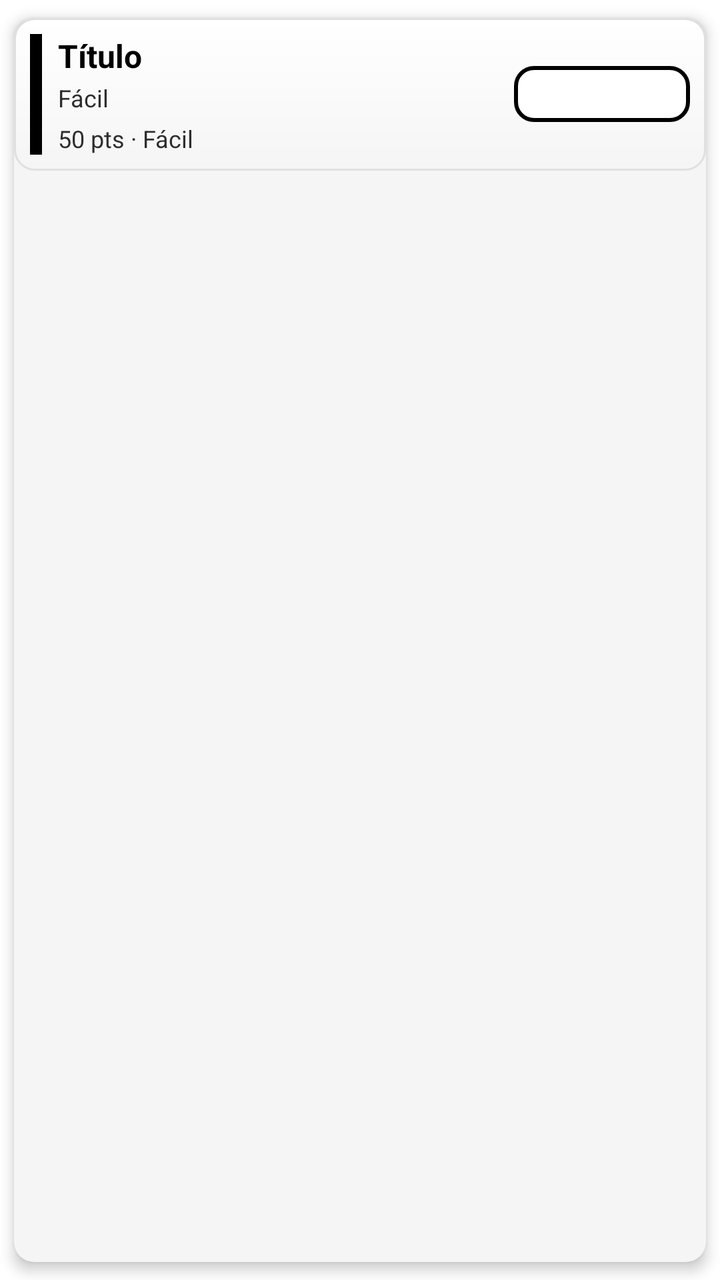
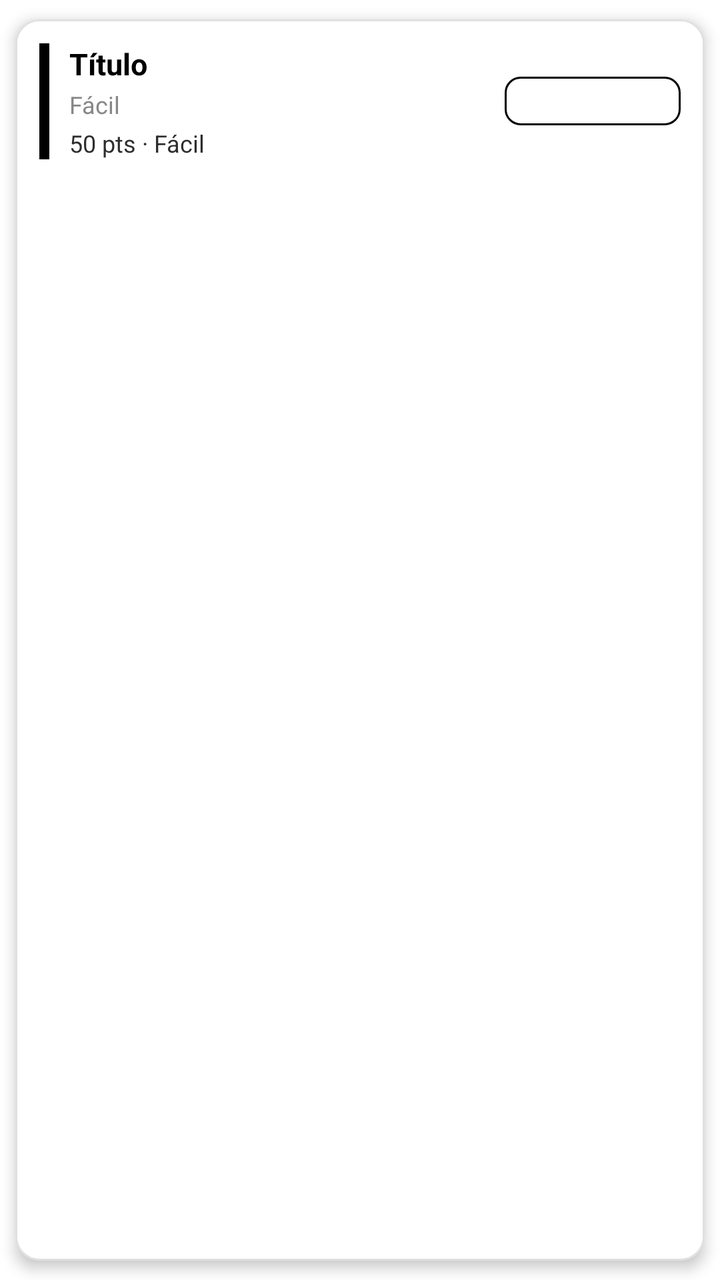

Two renders of the same Android screen: before a commit and after it. Below are the layout's source before the change and the commit's diff.
<!-- AndroidManifest.xml: application theme Theme.TFG -->
<!-- res/layout/item_tarea.xml -->
<?xml version="1.0" encoding="utf-8"?>
<androidx.cardview.widget.CardView xmlns:android="http://schemas.android.com/apk/res/android"
    xmlns:app="http://schemas.android.com/apk/res-auto"
    android:id="@+id/cardRoot"
    android:layout_width="match_parent"
    android:layout_height="wrap_content"
    android:layout_margin="6dp"
    app:cardCornerRadius="10dp"
    app:cardUseCompatPadding="true"
    app:cardElevation="4dp"
    android:layout_marginTop="20dp"
    android:foregroundTintMode="src_over"
    app:cardBackgroundColor="@color/superficie_variant">

    <LinearLayout
        android:layout_width="match_parent"
        android:layout_height="wrap_content"
        android:orientation="horizontal"
        android:padding="8dp"
        android:gravity="center_vertical"
        android:background="@drawable/bg_item_tarea"
        android:foreground="?attr/selectableItemBackground">

        <View
            android:id="@+id/vIndicator"
            android:layout_width="6dp"
            android:layout_height="match_parent"
            android:layout_marginEnd="8dp"
            android:background="@color/primario"
            android:contentDescription="" />

        <LinearLayout
            android:layout_width="0dp"
            android:layout_height="wrap_content"
            android:layout_weight="1"
            android:orientation="vertical">

            <TextView
                android:id="@+id/tvTituloTarea"
                android:layout_width="wrap_content"
                android:layout_height="wrap_content"
                android:text="@string/titulo_tarea_ejemplo"
                android:textColor="@color/texto_principal"
                android:textStyle="bold"
                android:textSize="16sp"
                android:contentDescription="@string/titulo_tarea_ejemplo" />

            <TextView
                android:id="@+id/tvDificultad"
                android:layout_width="wrap_content"
                android:layout_height="wrap_content"
                android:text="@string/dificultad_facil"
                android:textColor="@color/texto_secundario"
                android:textSize="12sp"
                android:layout_marginTop="2dp" />

            <TextView
                android:id="@+id/tvMetaTarea"
                android:layout_width="wrap_content"
                android:layout_height="wrap_content"
                android:text="@string/meta_tarea_ejemplo"
                android:textColor="@color/texto_secundario"
                android:textSize="12sp"
                android:layout_marginTop="4dp" />

            <TextView
                android:id="@+id/tvAsignado"
                android:layout_width="wrap_content"
                android:layout_height="wrap_content"
                android:text="@string/asignado_por_defecto"
                android:textColor="@color/texto_secundario"
                android:textSize="12sp"
                android:layout_marginTop="4dp"
                android:visibility="gone" />
        </LinearLayout>

        <Button
            android:id="@+id/btnAccionTarea"
            android:layout_width="wrap_content"
            android:layout_height="wrap_content"
            style="@style/Widget.TFG.Boton.Contorno"
            android:text=""
            android:textColor="@color/texto_principal"
            android:contentDescription="" />

    </LinearLayout>

</androidx.cardview.widget.CardView>
<!-- resources referenced by this layout -->
<resources>
  <color name="superficie_variant">#F5F5F5</color>
  <!-- drawable bg_item_tarea (drawable) -->
  <?xml version="1.0" encoding="utf-8"?>
  <layer-list xmlns:android="http://schemas.android.com/apk/res/android">
      <item android:bottom="2dp">
          <shape android:shape="rectangle">
              <solid android:color="#22000000" />
              <corners android:radius="10dp" />
          </shape>
      </item>
      <item>
          <shape android:shape="rectangle">
              <gradient android:startColor="@color/superficie" android:endColor="@color/superficie_variant" android:angle="270" />
              <corners android:radius="10dp" />
              <stroke android:width="1dp" android:color="@color/divisor" />
              <padding android:left="12dp" android:top="10dp" android:right="12dp" android:bottom="10dp" />
          </shape>
      </item>
  </layer-list>
  <style name="Widget.TFG.Boton.Contorno" parent="Widget.MaterialComponents.Button.OutlinedButton">
          
          <item name="cornerRadius">10dp</item>
          <item name="strokeColor">@color/negro</item>
          <item name="strokeWidth">2dp</item>
          <item name="backgroundTint">@color/white</item>
          <item name="android:textColor">@color/texto_principal</item>
          <item name="android:paddingLeft">16dp</item>
          <item name="android:paddingRight">16dp</item>
          <item name="android:minHeight">40dp</item>
      </style>
  <style name="Tema.TFG.Moderno" parent="Theme.MaterialComponents.DayNight.NoActionBar">
          
          <item name="colorPrimary">@color/primario</item>
          <item name="colorOnPrimary">@color/on_acento</item>
          <item name="android:colorBackground">@color/fondo</item>
          <item name="colorSurface">@color/superficie</item>
          <item name="colorOnSurface">@color/texto_principal</item>
          <item name="android:statusBarColor">@color/white</item>
          <item name="materialCardViewStyle">@style/Widget.TFG.Tarjeta</item>
  
          
          <item name="android:textColor">@color/texto_principal</item>
          <item name="android:textColorSecondary">@color/texto_secundario</item>
          <item name="android:editTextStyle">@style/Widget.TFG.EditText</item>
          <item name="textAppearanceBody1">@style/TextAppearance.TFG.Cuerpo</item>
          <item name="textAppearanceHeadline6">@style/TextAppearance.TFG.Titulo</item>
      </style>
  <style name="Widget.TFG.Tarjeta" parent="Widget.MaterialComponents.CardView">
          <item name="cardCornerRadius">12dp</item>
          <item name="cardUseCompatPadding">true</item>
          <item name="cardPreventCornerOverlap">false</item>
          <item name="cardBackgroundColor">@color/gris_claro</item>
          <item name="android:stateListAnimator">@animator/btn_state_animator</item>
          <item name="strokeColor">@color/negro</item>
          <item name="strokeWidth">2dp</item>
      </style>
  <style name="Widget.TFG.EditText" parent="@style/Widget.MaterialComponents.TextInputEditText.OutlinedBox">
          <item name="android:textColor">@color/texto_principal</item>
          <item name="android:textColorHint">@color/texto_secundario</item>
          
          <item name="android:padding">10dp</item>
          <item name="android:background">@drawable/bg_rounded_card</item>
      </style>
  <style name="TextAppearance.TFG.Cuerpo" parent="TextAppearance.MaterialComponents.Body1">
          <item name="android:textColor">@color/texto_secundario</item>
      </style>
  <style name="TextAppearance.TFG.Titulo" parent="TextAppearance.MaterialComponents.Headline6">
          <item name="android:textColor">@color/texto_principal</item>
      </style>
  <color name="gris_claro">#BDBDBD</color>
  <!-- drawable bg_rounded_card (drawable) -->
  <?xml version="1.0" encoding="utf-8"?>
  <layer-list xmlns:android="http://schemas.android.com/apk/res/android">
      
      <item android:top="2dp" android:left="0dp" android:right="0dp" android:bottom="0dp">
          <shape android:shape="rectangle">
              <solid android:color="#22000000" />
              <corners android:radius="12dp" />
          </shape>
      </item>
      
      <item android:top="0dp" android:left="0dp" android:right="0dp" android:bottom="2dp">
          <shape android:shape="rectangle">
              <solid android:color="@color/superficie" />
              <corners android:radius="12dp" />
              <stroke android:width="1dp" android:color="@color/negro" />
              <padding android:left="8dp" android:top="8dp" android:right="8dp" android:bottom="8dp" />
          </shape>
      </item>
  </layer-list>
  <!-- unchanged entries left out for length: 14 -->
</resources>

<!-- the commit's change to res/layout/item_tarea.xml (unified diff, before → after) -->
@@ -1,34 +1,38 @@
 <?xml version="1.0" encoding="utf-8"?>
-<androidx.cardview.widget.CardView xmlns:android="http://schemas.android.com/apk/res/android"
+<com.google.android.material.card.MaterialCardView
+    xmlns:android="http://schemas.android.com/apk/res/android"
     xmlns:app="http://schemas.android.com/apk/res-auto"
     android:id="@+id/cardRoot"
     android:layout_width="match_parent"
     android:layout_height="wrap_content"
-    android:layout_margin="6dp"
-    app:cardCornerRadius="10dp"
-    app:cardUseCompatPadding="true"
+    android:layout_marginHorizontal="4dp"
+    android:layout_marginVertical="5dp"
+    app:cardCornerRadius="12dp"
     app:cardElevation="4dp"
-    android:layout_marginTop="20dp"
-    android:foregroundTintMode="src_over"
-    app:cardBackgroundColor="@color/superficie_variant">
+    app:cardBackgroundColor="@color/white"
+    app:strokeColor="@color/divisor"
+    app:strokeWidth="1dp"
+    app:rippleColor="#1A000000">
 
     <LinearLayout
         android:layout_width="match_parent"
         android:layout_height="wrap_content"
         android:orientation="horizontal"
-        android:padding="8dp"
+        android:padding="12dp"
         android:gravity="center_vertical"
-        android:background="@drawable/bg_item_tarea"
         android:foreground="?attr/selectableItemBackground">
 
+        
         <View
             android:id="@+id/vIndicator"
-            android:layout_width="6dp"
+            android:layout_width="5dp"
             android:layout_height="match_parent"
-            android:layout_marginEnd="8dp"
+            android:layout_marginEnd="10dp"
+            android:minHeight="48dp"
             android:background="@color/primario"
             android:contentDescription="" />
 
+        
         <LinearLayout
             android:layout_width="0dp"
             android:layout_height="wrap_content"
@@ -42,7 +46,7 @@
                 android:text="@string/titulo_tarea_ejemplo"
                 android:textColor="@color/texto_principal"
                 android:textStyle="bold"
-                android:textSize="16sp"
+                android:textSize="15sp"
                 android:contentDescription="@string/titulo_tarea_ejemplo" />
 
             <TextView
@@ -50,7 +54,7 @@
                 android:layout_width="wrap_content"
                 android:layout_height="wrap_content"
                 android:text="@string/dificultad_facil"
-                android:textColor="@color/texto_secundario"
+                android:textColor="@color/gris"
                 android:textSize="12sp"
                 android:layout_marginTop="2dp" />
 
@@ -61,28 +65,36 @@
                 android:text="@string/meta_tarea_ejemplo"
                 android:textColor="@color/texto_secundario"
                 android:textSize="12sp"
-                android:layout_marginTop="4dp" />
+                android:layout_marginTop="3dp" />
 
             <TextView
                 android:id="@+id/tvAsignado"
                 android:layout_width="wrap_content"
                 android:layout_height="wrap_content"
                 android:text="@string/asignado_por_defecto"
-                android:textColor="@color/texto_secundario"
-                android:textSize="12sp"
-                android:layout_marginTop="4dp"
+                android:textColor="@color/gris"
+                android:textSize="11sp"
+                android:layout_marginTop="3dp"
                 android:visibility="gone" />
         </LinearLayout>
 
-        <Button
+        
+        <com.google.android.material.button.MaterialButton
             android:id="@+id/btnAccionTarea"
             android:layout_width="wrap_content"
             android:layout_height="wrap_content"
-            style="@style/Widget.TFG.Boton.Contorno"
+            android:layout_marginStart="8dp"
+            style="@style/Widget.MaterialComponents.Button.OutlinedButton"
+            app:cornerRadius="8dp"
+            app:strokeColor="@color/negro"
+            app:strokeWidth="1dp"
+            android:textColor="@color/texto_principal"
+            android:textSize="12sp"
             android:text=""
-            android:textColor="@color/texto_principal"
+            android:textAllCaps="false"
+            android:minHeight="36dp"
             android:contentDescription="" />
 
     </LinearLayout>
 
-</androidx.cardview.widget.CardView>
+</com.google.android.material.card.MaterialCardView>
<!-- resource entries referenced after the edit -->
@@ -1,35 +1,6 @@
 <!-- resources referenced by this layout -->
 <resources>
-  <color name="superficie_variant">#F5F5F5</color>
-  <!-- drawable bg_item_tarea (drawable) -->
-  <?xml version="1.0" encoding="utf-8"?>
-  <layer-list xmlns:android="http://schemas.android.com/apk/res/android">
-      <item android:bottom="2dp">
-          <shape android:shape="rectangle">
-              <solid android:color="#22000000" />
-              <corners android:radius="10dp" />
-          </shape>
-      </item>
-      <item>
-          <shape android:shape="rectangle">
-              <gradient android:startColor="@color/superficie" android:endColor="@color/superficie_variant" android:angle="270" />
-              <corners android:radius="10dp" />
-              <stroke android:width="1dp" android:color="@color/divisor" />
-              <padding android:left="12dp" android:top="10dp" android:right="12dp" android:bottom="10dp" />
-          </shape>
-      </item>
-  </layer-list>
-  <style name="Widget.TFG.Boton.Contorno" parent="Widget.MaterialComponents.Button.OutlinedButton">
-          
-          <item name="cornerRadius">10dp</item>
-          <item name="strokeColor">@color/negro</item>
-          <item name="strokeWidth">2dp</item>
-          <item name="backgroundTint">@color/white</item>
-          <item name="android:textColor">@color/texto_principal</item>
-          <item name="android:paddingLeft">16dp</item>
-          <item name="android:paddingRight">16dp</item>
-          <item name="android:minHeight">40dp</item>
-      </style>
+  <color name="gris">#888888</color>
   <style name="Tema.TFG.Moderno" parent="Theme.MaterialComponents.DayNight.NoActionBar">
           
           <item name="colorPrimary">@color/primario</item>
@@ -39,57 +10,70 @@
           <item name="colorOnSurface">@color/texto_principal</item>
           <item name="android:statusBarColor">@color/white</item>
           <item name="materialCardViewStyle">@style/Widget.TFG.Tarjeta</item>
-  
           
           <item name="android:textColor">@color/texto_principal</item>
           <item name="android:textColorSecondary">@color/texto_secundario</item>
           <item name="android:editTextStyle">@style/Widget.TFG.EditText</item>
           <item name="textAppearanceBody1">@style/TextAppearance.TFG.Cuerpo</item>
           <item name="textAppearanceHeadline6">@style/TextAppearance.TFG.Titulo</item>
+          
+          <item name="bottomNavigationStyle">@style/Widget.TFG.BottomNav</item>
       </style>
   <style name="Widget.TFG.Tarjeta" parent="Widget.MaterialComponents.CardView">
           <item name="cardCornerRadius">12dp</item>
           <item name="cardUseCompatPadding">true</item>
-          <item name="cardPreventCornerOverlap">false</item>
-          <item name="cardBackgroundColor">@color/gris_claro</item>
-          <item name="android:stateListAnimator">@animator/btn_state_animator</item>
-          <item name="strokeColor">@color/negro</item>
-          <item name="strokeWidth">2dp</item>
+          <item name="cardElevation">4dp</item>
+          <item name="cardBackgroundColor">@color/white</item>
+          <item name="strokeColor">@color/divisor</item>
+          <item name="strokeWidth">1dp</item>
       </style>
   <style name="Widget.TFG.EditText" parent="@style/Widget.MaterialComponents.TextInputEditText.OutlinedBox">
           <item name="android:textColor">@color/texto_principal</item>
-          <item name="android:textColorHint">@color/texto_secundario</item>
-          
-          <item name="android:padding">10dp</item>
-          <item name="android:background">@drawable/bg_rounded_card</item>
+          <item name="android:textColorHint">@color/gris</item>
+          <item name="android:background">@drawable/bg_input_campo</item>
+          <item name="android:padding">12dp</item>
       </style>
   <style name="TextAppearance.TFG.Cuerpo" parent="TextAppearance.MaterialComponents.Body1">
           <item name="android:textColor">@color/texto_secundario</item>
+          <item name="android:textSize">14sp</item>
       </style>
   <style name="TextAppearance.TFG.Titulo" parent="TextAppearance.MaterialComponents.Headline6">
           <item name="android:textColor">@color/texto_principal</item>
+          <item name="android:textStyle">bold</item>
+          <item name="android:textSize">20sp</item>
       </style>
-  <color name="gris_claro">#BDBDBD</color>
-  <!-- drawable bg_rounded_card (drawable) -->
+  <style name="Widget.TFG.BottomNav" parent="Widget.MaterialComponents.BottomNavigationView">
+          <item name="android:minHeight">0dp</item>
+          <item name="itemPaddingTop">6dp</item>
+          <item name="itemPaddingBottom">6dp</item>
+          <item name="itemTextAppearanceActive">@style/TextAppearance.TFG.NavLabel</item>
+          <item name="itemTextAppearanceInactive">@style/TextAppearance.TFG.NavLabel</item>
+      </style>
+  <!-- drawable bg_input_campo (drawable) -->
   <?xml version="1.0" encoding="utf-8"?>
-  <layer-list xmlns:android="http://schemas.android.com/apk/res/android">
+  <selector xmlns:android="http://schemas.android.com/apk/res/android">
       
-      <item android:top="2dp" android:left="0dp" android:right="0dp" android:bottom="0dp">
+      <item android:state_focused="true">
           <shape android:shape="rectangle">
-              <solid android:color="#22000000" />
-              <corners android:radius="12dp" />
+              <solid android:color="#F5F5F5" />
+              <corners android:radius="10dp" />
+              <stroke android:width="2dp" android:color="#000000" />
+              <padding android:left="12dp" android:top="12dp" android:right="12dp" android:bottom="12dp" />
           </shape>
       </item>
       
-      <item android:top="0dp" android:left="0dp" android:right="0dp" android:bottom="2dp">
+      <item>
           <shape android:shape="rectangle">
-              <solid android:color="@color/superficie" />
-              <corners android:radius="12dp" />
-              <stroke android:width="1dp" android:color="@color/negro" />
-              <padding android:left="8dp" android:top="8dp" android:right="8dp" android:bottom="8dp" />
+              <solid android:color="#F5F5F5" />
+              <corners android:radius="10dp" />
+              <stroke android:width="1dp" android:color="#CCCCCC" />
+              <padding android:left="12dp" android:top="12dp" android:right="12dp" android:bottom="12dp" />
           </shape>
       </item>
-  </layer-list>
+  </selector>
+  <style name="TextAppearance.TFG.NavLabel" parent="TextAppearance.MaterialComponents.Caption">
+          <item name="android:textSize">10sp</item>
+      </style>
   <!-- unchanged entries left out for length: 14 -->
 </resources>
 
